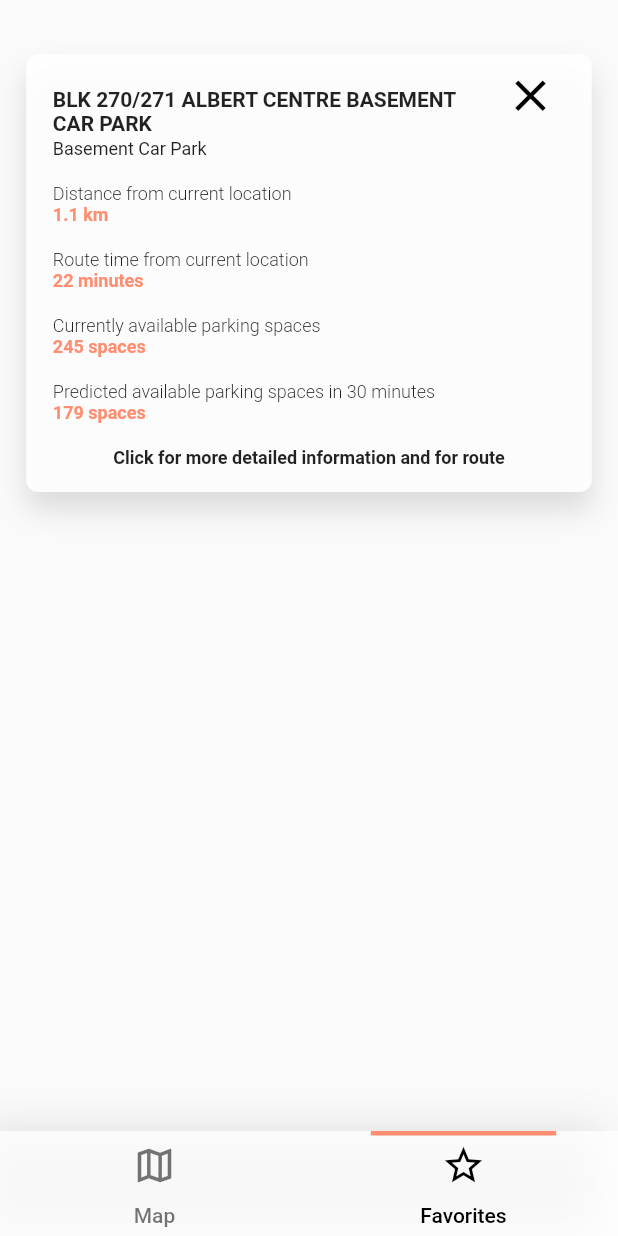
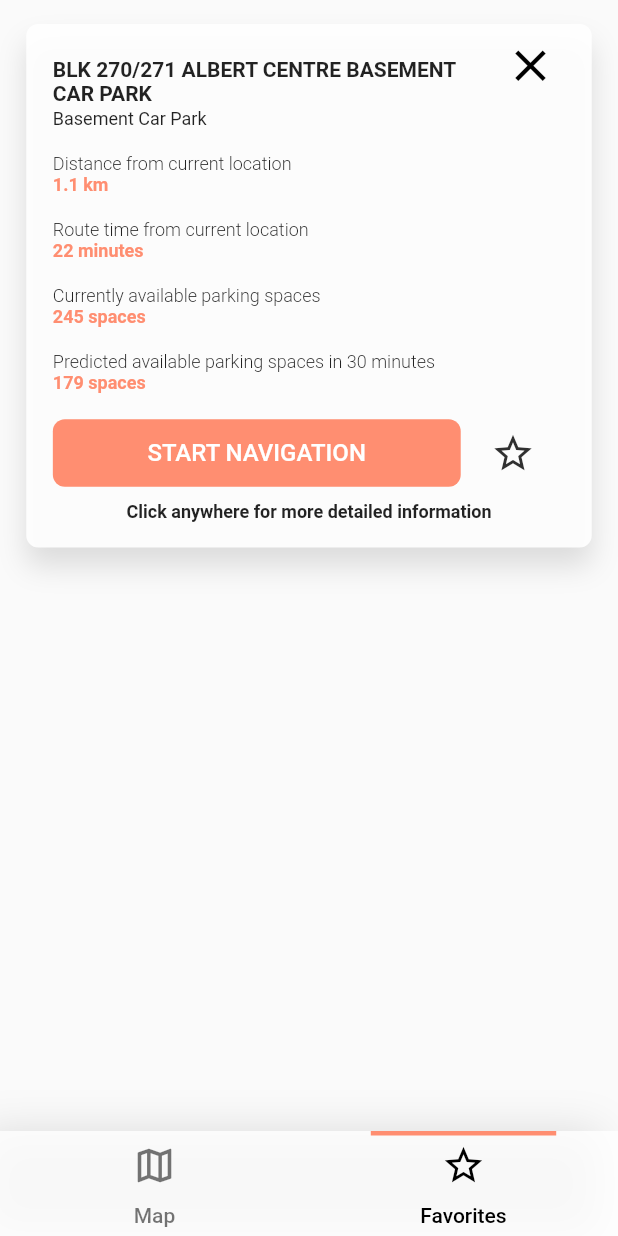
Before and after one commit to Senior-Design-Group-COE492/Intelligent-Parking-Management-System, a Flutter app: the screen it shows after launch, tab 2 chosen, on a phone screen of 412 x 824 dp. Run offline on Flutter 3.47's test engine with Material 2 defaults, Android fonts, the phone set to English and light mode, and no system bars; our stand-ins replace dio, fl_chart, flutter_svg, geolocator, get, google_maps_flutter and 1 more; missing offline and left inert: map_launcher.

Commit message:
added more info to the parking info widget, added more bottom labels to the bar graph, added row width to the checkbox and label to fix alignment issue

```diff
--- a/Mobile Application/parking_app/lib/screens/MapsPage.dart
+++ b/Mobile Application/parking_app/lib/screens/MapsPage.dart
@@ -32,6 +32,12 @@ class MapsPage extends StatelessWidget {
                 predictions: [179],
                 parkingName: 'BLK 270/271 ALBERT CENTRE BASEMENT CAR PARK',
                 parkingType: 'Basement Car Park',
+                gantryHeight: 4.5,
+                freeParking:
+                    'All day on Sunday and public holidays, and Friday between 7AM - 10:30PM',
+                shortTermParking: 'Available for the whole day',
+                nightParking: 'Yes',
+                parkingSystem: 'Electronic',
                 lat: 1.01,
                 lng: 30,
               )
--- a/Mobile Application/parking_app/lib/screens/Navigation.dart
+++ b/Mobile Application/parking_app/lib/screens/Navigation.dart
@@ -33,6 +33,12 @@ class Navigation extends StatelessWidget {
         predictions: [179],
         parkingName: 'BLK 270/271 ALBERT CENTRE BASEMENT CAR PARK',
         parkingType: 'Basement Car Park',
+        gantryHeight: 4.5,
+        freeParking:
+            'All day on Sunday and public holidays, and Friday between 7AM - 10:30PM',
+        shortTermParking: 'Available for the whole day',
+        nightParking: 'Yes',
+        parkingSystem: 'Electronic',
         lat: 1.01,
         lng: 30,
       ),
--- a/Mobile Application/parking_app/lib/widgets/ParkingInfoWidget.dart
+++ b/Mobile Application/parking_app/lib/widgets/ParkingInfoWidget.dart
@@ -14,6 +14,11 @@ class ParkingInfo extends StatelessWidget {
   final int currentAvailable;
   final String parkingName;
   final String parkingType;
+  final double gantryHeight;
+  final String freeParking;
+  final String shortTermParking;
+  final String nightParking;
+  final String parkingSystem;
   final List<int> predictions;
   final double lat;
   final double lng;
@@ -29,29 +34,33 @@ class ParkingInfo extends StatelessWidget {
       @required this.parkingName,
       @required this.parkingType,
       @required this.lat,
-      @required this.lng})
+      @required this.lng,
+      @required this.gantryHeight,
+      @required this.freeParking,
+      @required this.shortTermParking,
+      @required this.nightParking,
+      @required this.parkingSystem})
       : super(key: key);
 
   @override
   Widget build(BuildContext context) {
     final double widgetWidth =
         Get.width * 0.915; // 343/375 = 0.915 (width from design)
-    final double unexpandedHeight = 292;
-    final double buttonHeight = 52;
+    final double buttonHeight = 45;
+    final double unexpandedHeight = 292 + buttonHeight + 12;
     final double headerTextWidth =
         Get.width * 0.717; // 269/375 = 0.915 (from design)
     final double statusBarHeight = MediaQuery.of(context).padding.top;
     // calculates extra margin with status bar height
-    final double marginWithStatusBar = statusBarHeight + 36;
+    final double marginWithStatusBar = statusBarHeight + 16;
     // subtracts the top margin and navigation bar height and a bit extra so
     // that the expanded widget doesn't go below the navigation bar
-    final double maxExpandedHeight = Get.height - marginWithStatusBar - 70 - 36;
-    final double minimumHeightRequired =
-        unexpandedHeight + 150 + buttonHeight + 50;
+    final double maxExpandedHeight = Get.height - marginWithStatusBar - 70 - 16;
+    final double minimumHeightRequired = unexpandedHeight + 150 + 35;
     // sets the height of the widget to what is required if the screen
     // is big enough, else it'll set it to the maximum possible height and make
     // the widget scrollable
-    final double expandedHeight = min(minimumHeightRequired, maxExpandedHeight);
+    final double expandedHeight = maxExpandedHeight;
     final double widthPadding = Get.width * 0.043; // 16/375 = 0.043
     final double navigationButtonWidth = Get.width * 0.66; // 247/375 = 0.66
 
@@ -61,6 +70,8 @@ class ParkingInfo extends StatelessWidget {
         color: Theme.of(context).primaryColor,
         fontSize: 12,
         fontWeight: FontWeight.bold);
+    final topPadding16 = Padding(padding: EdgeInsets.only(top: 16));
+    final topPadding12 = Padding(padding: EdgeInsets.only(top: 12));
 
     final Container header = Container(
       child: Row(
@@ -106,20 +117,28 @@ class ParkingInfo extends StatelessWidget {
     final currentRouteTimeWidget =
         Text(routeTimeFromCurrent, style: smallFontWithColor);
 
-    final currentAvailableWidget = Text(
-      currentAvailable.toString() + ' spaces',
-      style: smallFontWithColor,
-    );
+    final currentAvailableWidget = Text(currentAvailable.toString() + ' spaces',
+        style: smallFontWithColor);
 
-    final predictedAvailableWidget = Text(
-      predictions[0].toString() + ' spaces',
-      style: smallFontWithColor,
-    );
+    final predictedAvailableWidget =
+        Text(predictions[0].toString() + ' spaces', style: smallFontWithColor);
+
+    final gantryHeightWidget =
+        Text(gantryHeight.toStringAsFixed(1) + ' m', style: smallFontWithColor);
+
+    final freeParkingWidget = Text(freeParking, style: smallFontWithColor);
+
+    final shortTermParkingWidget =
+        Text(shortTermParking, style: smallFontWithColor);
+
+    final nightParkingWidget = Text(nightParking, style: smallFontWithColor);
+
+    final parkingSystemWidget = Text(parkingSystem, style: smallFontWithColor);
 
     final footerWidget = Container(
       alignment: Alignment.center,
       child: Text(
-        'Click for more detailed information and for route',
+        'Click anywhere for more detailed information',
         style: TextStyle(fontWeight: FontWeight.bold, fontSize: 12),
       ),
     );
@@ -175,14 +194,33 @@ class ParkingInfo extends StatelessWidget {
     );
 
     final expandedWidget = Column(
+      crossAxisAlignment: CrossAxisAlignment.start,
       children: [
-        Text('Predicted availability (may not be accurate)',
-            style: TextStyle(fontWeight: FontWeight.w500, fontSize: 12)),
-        Padding(padding: EdgeInsets.only(top: 12)),
+        Container(
+          alignment: Alignment.center,
+          child: Text('Predicted availability (may not be accurate)',
+              style: TextStyle(fontWeight: FontWeight.w500, fontSize: 12)),
+        ),
+        topPadding12,
         PredictionsBarChart(),
-        Padding(padding: EdgeInsets.only(top: 25)),
+        Padding(padding: EdgeInsets.only(top: 8)),
+        Text('Gantry height', style: smallFontLight),
+        gantryHeightWidget,
+        topPadding16,
+        Text('Free parking', style: smallFontLight),
+        freeParkingWidget,
+        topPadding16,
+        Text('Short term parking', style: smallFontLight),
+        shortTermParkingWidget,
+        topPadding16,
+        Text('Night parking', style: smallFontLight),
+        nightParkingWidget,
+        topPadding16,
+        Text('Parking system type', style: smallFontLight),
+        parkingSystemWidget,
+        topPadding16,
         buttonsRow,
-        Padding(padding: EdgeInsets.only(top: 16)),
+        topPadding16,
       ],
     );
 
@@ -214,23 +252,24 @@ class ParkingInfo extends StatelessWidget {
                 children: [
                   header,
                   parkingTypeWidget,
-                  Padding(padding: EdgeInsets.only(top: 16)),
+                  topPadding16,
                   Text('Distance from current location', style: smallFontLight),
                   distanceFromCurrentWidget,
-                  Padding(padding: EdgeInsets.only(top: 16)),
+                  topPadding16,
                   Text('Route time from current location',
                       style: smallFontLight),
                   currentRouteTimeWidget,
-                  Padding(padding: EdgeInsets.only(top: 16)),
+                  topPadding16,
                   Text('Currently available parking spaces',
                       style: smallFontLight),
                   currentAvailableWidget,
-                  Padding(padding: EdgeInsets.only(top: 16)),
+                  topPadding16,
                   Text('Predicted available parking spaces in 30 minutes',
                       style: smallFontLight),
                   predictedAvailableWidget,
-                  Padding(padding: EdgeInsets.only(top: 16)),
-                  // TODO: replace Text with a column for expansion
+                  topPadding12,
+                  (isExpanded.value ? Container() : buttonsRow),
+                  Padding(padding: EdgeInsets.only(top: 4)),
                   (isExpanded.value ? expandedWidget : footerWidget),
                 ],
               ),
--- a/Mobile Application/parking_app/lib/widgets/PredictionsBarChart.dart
+++ b/Mobile Application/parking_app/lib/widgets/PredictionsBarChart.dart
@@ -77,7 +77,7 @@ class PredictionsBarChart extends StatelessWidget {
               // adds a 0 to the left if it is a single digit number
               final minute = date.minute.toString().padLeft(2, '0');
               // only every 4th title is shown in the bottom title
-              final barBottomTitle = (index % 5 == 1) ? '$hour:$minute' : '';
+              final barBottomTitle = (index % 3 == 1) ? '$hour:$minute' : '';
               return barBottomTitle;
             }));
 
```
Also changed, not shown: Mobile Application/parking_app/lib/widgets/CustomField.dart (+26 -16 lines).
